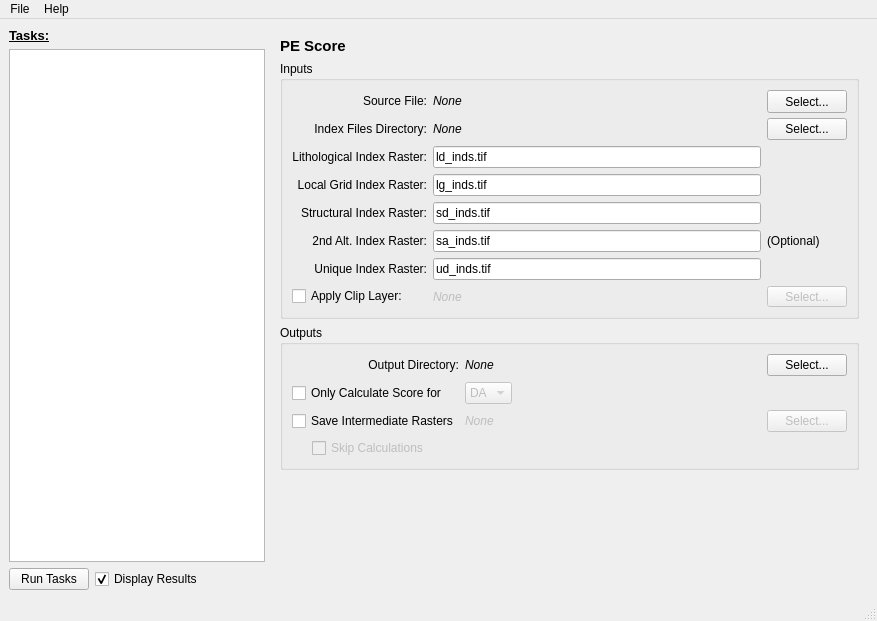
Old version of the form QTForms/UnifiedWindow.ui in the repository NETL-RIC/URC-Assessment-Method.
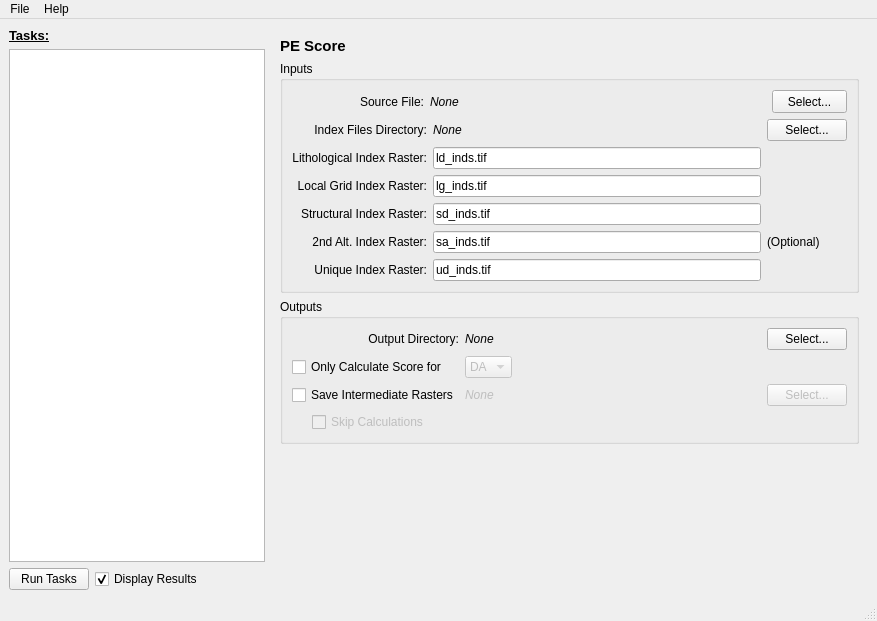
New version of the form. The open tabs and pages were chosen to show the change. Custom widgets are drawn as their Qt base class.

Commit message: fixed merge mistakes, as well as a few other bugs. Modified UI to streamline createGrid outputs into PEScore inputs when both are used.

The edit to the form file:
```diff
--- a/QTForms/UnifiedWindow.ui
+++ b/QTForms/UnifiedWindow.ui
@@ -156,7 +156,54 @@
              </property>
             </widget>
            </item>
-           <item row="3" column="0" colspan="4">
+           <item row="2" column="1">
+            <widget class="ElideLabel" name="saInputLbl">
+             <property name="enabled">
+              <bool>false</bool>
+             </property>
+             <property name="font">
+              <font>
+               <italic>true</italic>
+              </font>
+             </property>
+             <property name="text">
+              <string>None</string>
+             </property>
+            </widget>
+           </item>
+           <item row="2" column="2">
+            <widget class="QPushButton" name="saInputButton">
+             <property name="enabled">
+              <bool>false</bool>
+             </property>
+             <property name="text">
+              <string>Select...</string>
+             </property>
+            </widget>
+           </item>
+           <item row="3" column="0">
+            <widget class="QLabel" name="label_35">
+             <property name="text">
+              <string>Clipping Layer:</string>
+             </property>
+            </widget>
+           </item>
+           <item row="3" column="1">
+            <widget class="ElideLabel" name="clipLyrLbl">
+             <property name="enabled">
+              <bool>true</bool>
+             </property>
+             <property name="font">
+              <font>
+               <italic>true</italic>
+              </font>
+             </property>
+             <property name="text">
+              <string>None</string>
+             </property>
+            </widget>
+           </item>
+           <item row="4" column="0" colspan="3">
             <widget class="QGroupBox" name="projBox">
              <property name="sizePolicy">
               <sizepolicy hsizetype="Preferred" vsizetype="Preferred">
@@ -434,25 +481,10 @@
              </property>
             </widget>
            </item>
-           <item row="2" column="2">
-            <widget class="ElideLabel" name="saInputLbl">
+           <item row="3" column="2">
+            <widget class="QPushButton" name="clipLyrButton">
              <property name="enabled">
-              <bool>false</bool>
-             </property>
-             <property name="font">
-              <font>
-               <italic>true</italic>
-              </font>
-             </property>
-             <property name="text">
-              <string>None</string>
-             </property>
-            </widget>
-           </item>
-           <item row="2" column="3">
-            <widget class="QPushButton" name="saInputButton">
-             <property name="enabled">
-              <bool>false</bool>
+              <bool>true</bool>
              </property>
              <property name="text">
               <string>Select...</string>
@@ -782,92 +814,47 @@
           <property name="title">
            <string>Inputs</string>
           </property>
-          <layout class="QGridLayout" name="gridLayout_4" columnstretch="0,0,0">
-           <property name="sizeConstraint">
-            <enum>QLayout::SetMaximumSize</enum>
-           </property>
-           <item row="7" column="0">
-            <widget class="QCheckBox" name="clipLyrCB">
-             <property name="text">
-              <string>Apply Clip Layer:</string>
-             </property>
-            </widget>
-           </item>
-           <item row="6" column="0">
-            <widget class="QLabel" name="label_18">
-             <property name="text">
-              <string>Unique Index Raster:</string>
-             </property>
-             <property name="alignment">
-              <set>Qt::AlignRight|Qt::AlignTrailing|Qt::AlignVCenter</set>
-             </property>
-             <property name="indent">
-              <number>-1</number>
-             </property>
-            </widget>
-           </item>
-           <item row="2" column="1">
-            <widget class="QLineEdit" name="ldIndField">
+          <layout class="QGridLayout" name="gridLayout_4">
+           <item row="0" column="0">
+            <widget class="QLabel" name="label_14">
              <property name="sizePolicy">
-              <sizepolicy hsizetype="Expanding" vsizetype="Fixed">
+              <sizepolicy hsizetype="Preferred" vsizetype="Preferred">
                <horstretch>0</horstretch>
                <verstretch>0</verstretch>
               </sizepolicy>
              </property>
-             <property name="text">
-              <string>ld_inds.tif</string>
+             <property name="minimumSize">
+              <size>
+               <width>132</width>
+               <height>0</height>
+              </size>
              </property>
-            </widget>
-           </item>
-           <item row="1" column="2">
-            <widget class="QPushButton" name="inputDirButton">
-             <property name="sizePolicy">
-              <sizepolicy hsizetype="Preferred" vsizetype="Fixed">
-               <horstretch>0</horstretch>
-               <verstretch>0</verstretch>
-              </sizepolicy>
-             </property>
              <property name="text">
-              <string>Select...</string>
+              <string>Source File:</string>
              </property>
-            </widget>
-           </item>
-           <item row="4" column="1">
-            <widget class="QLineEdit" name="sdIndField">
-             <property name="sizePolicy">
-              <sizepolicy hsizetype="Expanding" vsizetype="Fixed">
-               <horstretch>0</horstretch>
-               <verstretch>0</verstretch>
-              </sizepolicy>
+             <property name="alignment">
+              <set>Qt::AlignRight|Qt::AlignTrailing|Qt::AlignVCenter</set>
              </property>
-             <property name="text">
-              <string>sd_inds.tif</string>
-             </property>
             </widget>
            </item>
-           <item row="6" column="1">
-            <widget class="QLineEdit" name="udIndField">
+           <item row="0" column="1">
+            <widget class="ElideLabel" name="gdbLbl">
              <property name="sizePolicy">
-              <sizepolicy hsizetype="Expanding" vsizetype="Fixed">
+              <sizepolicy hsizetype="MinimumExpanding" vsizetype="Preferred">
                <horstretch>0</horstretch>
                <verstretch>0</verstretch>
               </sizepolicy>
              </property>
-             <property name="text">
-              <string>ud_inds.tif</string>
+             <property name="font">
+              <font>
+               <italic>true</italic>
+              </font>
              </property>
-            </widget>
-           </item>
-           <item row="2" column="0">
-            <widget class="QLabel" name="label_16">
-             <property name="text">
-              <string>Lithological Index Raster:</string>
+             <property name="layoutDirection">
+              <enum>Qt::LeftToRight</enum>
              </property>
-             <property name="alignment">
-              <set>Qt::AlignRight|Qt::AlignTrailing|Qt::AlignVCenter</set>
-             </property>
-             <property name="indent">
-              <number>-1</number>
+             <property name="text">
+              <string>None</string>
              </property>
             </widget>
            </item>
@@ -881,7 +868,7 @@
              </property>
              <property name="minimumSize">
               <size>
-               <width>0</width>
+               <width>75</width>
                <height>23</height>
               </size>
              </property>
@@ -905,16 +892,25 @@
              </property>
             </widget>
            </item>
-           <item row="7" column="2">
-            <widget class="QPushButton" name="clipLyrButton">
-             <property name="enabled">
-              <bool>false</bool>
+           <item row="1" column="0" colspan="3">
+            <widget class="QStackedWidget" name="peInpStack">
+             <property name="currentIndex">
+              <number>0</number>
              </property>
-             <property name="text">
-              <string>Select...</string>
-             </property>
-            </widget>
-           </item>
+             <widget class="QWidget" name="peInpPage">
+              <layout class="QGridLayout" name="gridLayout_8">
+               <property name="leftMargin">
+                <number>0</number>
+               </property>
+               <property name="topMargin">
+                <number>0</number>
+               </property>
+               <property name="rightMargin">
+                <number>0</number>
+               </property>
+               <property name="bottomMargin">
+                <number>0</number>
+               </property>
            <item row="1" column="0">
             <widget class="QLabel" name="label_17">
              <property name="text">
@@ -925,43 +921,6 @@
              </property>
             </widget>
            </item>
-           <item row="0" column="0">
-            <widget class="QLabel" name="label_14">
-             <property name="sizePolicy">
-              <sizepolicy hsizetype="Preferred" vsizetype="Preferred">
-               <horstretch>0</horstretch>
-               <verstretch>0</verstretch>
-              </sizepolicy>
-             </property>
-             <property name="text">
-              <string>Source File:</string>
-             </property>
-             <property name="alignment">
-              <set>Qt::AlignRight|Qt::AlignTrailing|Qt::AlignVCenter</set>
-             </property>
-            </widget>
-           </item>
-           <item row="0" column="1">
-            <widget class="ElideLabel" name="gdbLbl">
-             <property name="sizePolicy">
-              <sizepolicy hsizetype="Preferred" vsizetype="Preferred">
-               <horstretch>0</horstretch>
-               <verstretch>0</verstretch>
-              </sizepolicy>
-             </property>
-             <property name="font">
-              <font>
-               <italic>true</italic>
-              </font>
-             </property>
-             <property name="layoutDirection">
-              <enum>Qt::LeftToRight</enum>
-             </property>
-             <property name="text">
-              <string>None</string>
-             </property>
-            </widget>
-           </item>
            <item row="1" column="1">
             <widget class="ElideLabel" name="indexDirLbl">
              <property name="font">
@@ -974,10 +933,23 @@
              </property>
             </widget>
            </item>
-           <item row="4" column="0">
-            <widget class="QLabel" name="label_15">
+               <item row="1" column="2">
+                <widget class="QPushButton" name="inputDirButton">
+                 <property name="sizePolicy">
+                  <sizepolicy hsizetype="Preferred" vsizetype="Fixed">
+                   <horstretch>0</horstretch>
+                   <verstretch>0</verstretch>
+                  </sizepolicy>
+                 </property>
              <property name="text">
-              <string>Structural Index Raster:</string>
+                  <string>Select...</string>
+                 </property>
+                </widget>
+               </item>
+               <item row="2" column="0">
+                <widget class="QLabel" name="label_16">
+                 <property name="text">
+                  <string>Lithological Index Raster:</string>
              </property>
              <property name="alignment">
               <set>Qt::AlignRight|Qt::AlignTrailing|Qt::AlignVCenter</set>
@@ -987,18 +959,16 @@
              </property>
             </widget>
            </item>
-           <item row="7" column="1">
-            <widget class="ElideLabel" name="clipLyrLbl">
-             <property name="enabled">
-              <bool>false</bool>
-             </property>
-             <property name="font">
-              <font>
-               <italic>true</italic>
-              </font>
+               <item row="2" column="1">
+                <widget class="QLineEdit" name="ldIndField">
+                 <property name="sizePolicy">
+                  <sizepolicy hsizetype="Expanding" vsizetype="Fixed">
+                   <horstretch>0</horstretch>
+                   <verstretch>0</verstretch>
+                  </sizepolicy>
              </property>
              <property name="text">
-              <string>None</string>
+                  <string>ld_inds.tif</string>
              </property>
             </widget>
            </item>
@@ -1028,6 +998,32 @@
              </property>
             </widget>
            </item>
+               <item row="4" column="0">
+                <widget class="QLabel" name="label_15">
+                 <property name="text">
+                  <string>Structural Index Raster:</string>
+                 </property>
+                 <property name="alignment">
+                  <set>Qt::AlignRight|Qt::AlignTrailing|Qt::AlignVCenter</set>
+                 </property>
+                 <property name="indent">
+                  <number>-1</number>
+                 </property>
+                </widget>
+               </item>
+               <item row="4" column="1">
+                <widget class="QLineEdit" name="sdIndField">
+                 <property name="sizePolicy">
+                  <sizepolicy hsizetype="Expanding" vsizetype="Fixed">
+                   <horstretch>0</horstretch>
+                   <verstretch>0</verstretch>
+                  </sizepolicy>
+                 </property>
+                 <property name="text">
+                  <string>sd_inds.tif</string>
+                 </property>
+                </widget>
+               </item>
            <item row="5" column="0">
             <widget class="QLabel" name="label_31">
              <property name="text">
@@ -1052,6 +1048,56 @@
              </property>
             </widget>
            </item>
+               <item row="6" column="0">
+                <widget class="QLabel" name="label_18">
+                 <property name="text">
+                  <string>Unique Index Raster:</string>
+                 </property>
+                 <property name="alignment">
+                  <set>Qt::AlignRight|Qt::AlignTrailing|Qt::AlignVCenter</set>
+                 </property>
+                 <property name="indent">
+                  <number>-1</number>
+                 </property>
+                </widget>
+               </item>
+               <item row="6" column="1">
+                <widget class="QLineEdit" name="udIndField">
+                 <property name="sizePolicy">
+                  <sizepolicy hsizetype="Expanding" vsizetype="Fixed">
+                   <horstretch>0</horstretch>
+                   <verstretch>0</verstretch>
+                  </sizepolicy>
+                 </property>
+                 <property name="text">
+                  <string>ud_inds.tif</string>
+                 </property>
+                </widget>
+               </item>
+              </layout>
+             </widget>
+             <widget class="QWidget" name="peNoInpPage">
+              <layout class="QVBoxLayout" name="verticalLayout_7">
+               <item>
+                <widget class="QLabel" name="label_34">
+                 <property name="font">
+                  <font>
+                   <pointsize>12</pointsize>
+                   <bold>true</bold>
+                  </font>
+                 </property>
+                 <property name="text">
+                  <string>Index inputs will be taken from results of Create Grid task</string>
+                 </property>
+                 <property name="alignment">
+                  <set>Qt::AlignCenter</set>
+                 </property>
+                </widget>
+               </item>
+              </layout>
+             </widget>
+            </widget>
+           </item>
           </layout>
          </widget>
         </item>
```
Left out of the diff: 175 changed lines with no effect on the pictures. Lines whose indentation alone changed are shown as unchanged. The commit also changes 6 other files.
